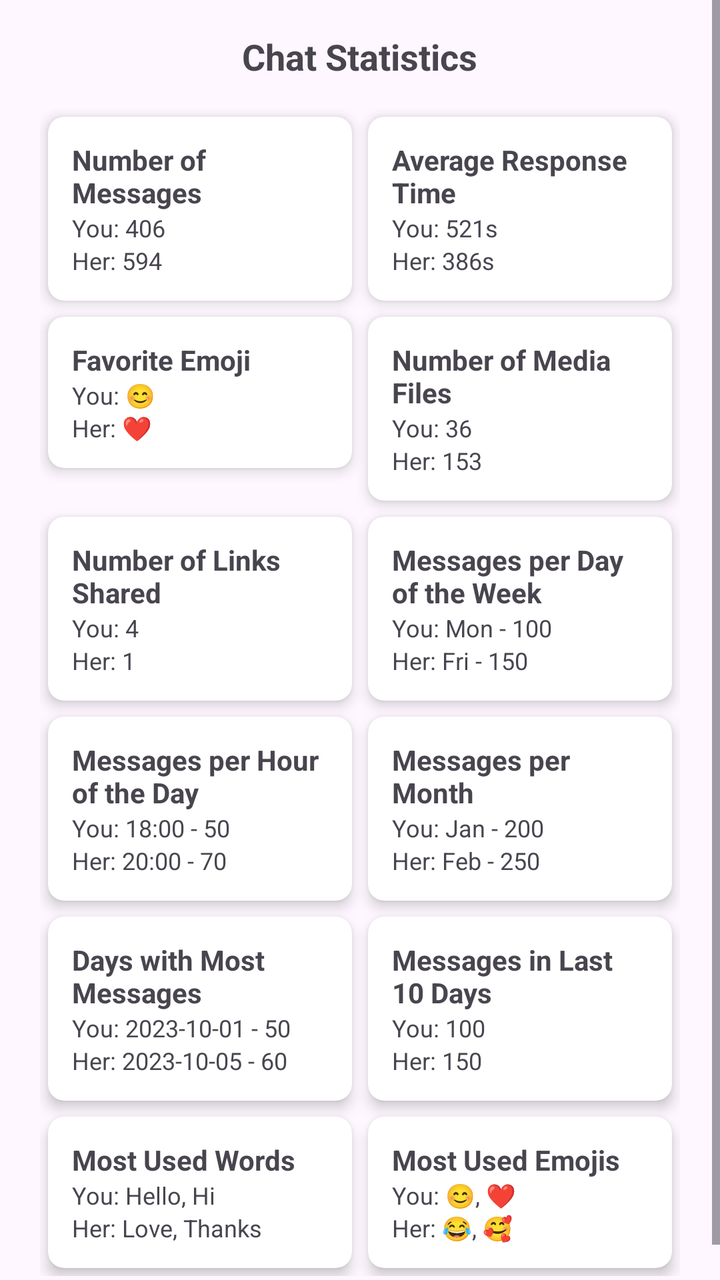
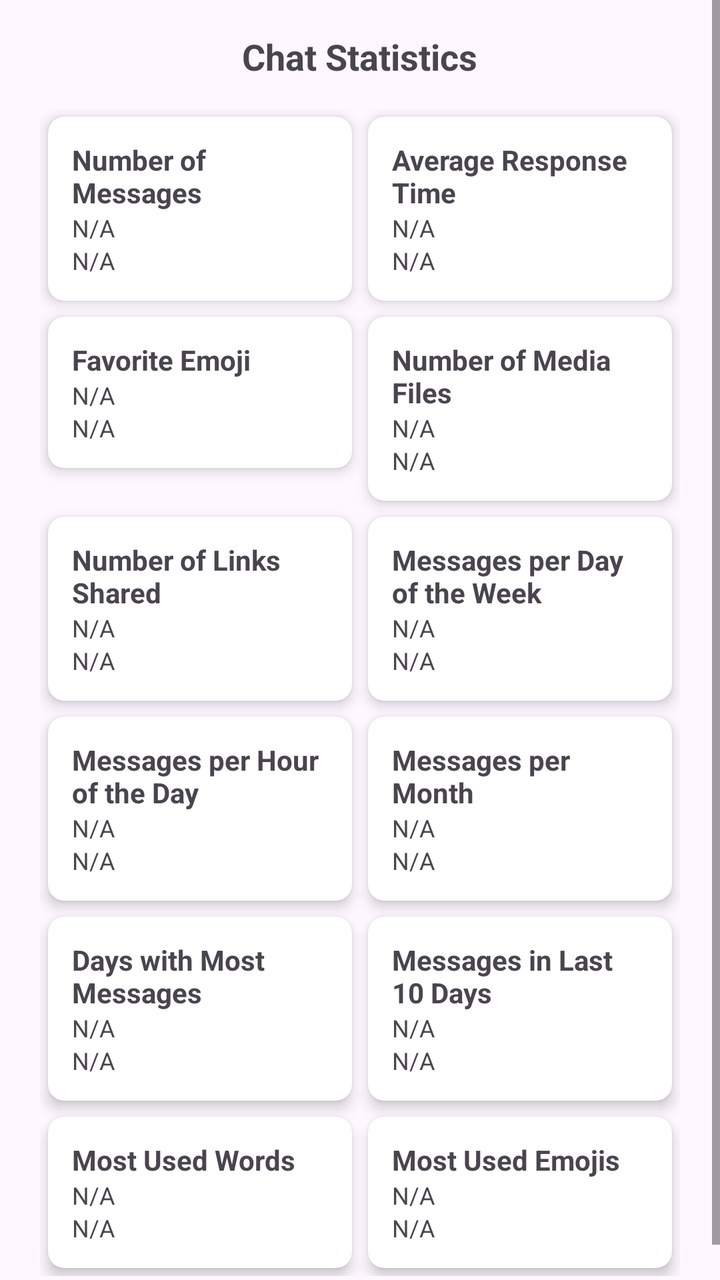

An Android layout rendered at two revisions. The XML below is the earlier revision; the diff shows what the commit changed to produce the second picture.
<!-- AndroidManifest.xml: application theme Theme.Lasttele -->
<!-- res/layout/results_screen.xml -->
<?xml version="1.0" encoding="utf-8"?>
<ScrollView
    xmlns:android="http://schemas.android.com/apk/res/android"
    android:layout_width="match_parent"
    xmlns:app="http://schemas.android.com/apk/res-auto"
    android:layout_height="match_parent"
    android:fillViewport="true">

    <LinearLayout
        android:layout_width="match_parent"
        android:layout_height="wrap_content"
        android:orientation="vertical"
        android:padding="16dp">

        <TextView
            android:layout_width="wrap_content"
            android:layout_height="wrap_content"
            android:text="Chat Statistics"
            android:textSize="18sp"
            android:textStyle="bold"
            android:layout_gravity="center"
            android:paddingBottom="10dp"/>

        <GridLayout
            android:layout_width="match_parent"
            android:layout_height="wrap_content"
            android:columnCount="2"
            android:rowCount="6"
            android:padding="4dp">

            
            <androidx.cardview.widget.CardView
                android:layout_width="0dp"
                android:layout_height="wrap_content"
                android:layout_columnWeight="1"
                android:layout_margin="4dp"
                app:cardCornerRadius="8dp"
                app:cardElevation="4dp">

                <LinearLayout
                    android:layout_width="match_parent"
                    android:layout_height="wrap_content"
                    android:orientation="vertical"
                    android:padding="12dp">

                    <TextView
                        android:layout_width="wrap_content"
                        android:layout_height="wrap_content"
                        android:text="Number of Messages"
                        android:textStyle="bold"
                        android:textSize="14sp"/>

                    <TextView
                        android:id="@+id/yourMessagesTextView"
                        android:layout_width="wrap_content"
                        android:layout_height="wrap_content"
                        android:text="You: 406"
                        android:textSize="12sp"/>

                    <TextView
                        android:id="@+id/herMessagesTextView"
                        android:layout_width="wrap_content"
                        android:layout_height="wrap_content"
                        android:text="Her: 594"
                        android:textSize="12sp"/>
                </LinearLayout>
            </androidx.cardview.widget.CardView>

            
            <androidx.cardview.widget.CardView
                android:layout_width="0dp"
                android:layout_height="wrap_content"
                android:layout_columnWeight="1"
                android:layout_margin="4dp"
                app:cardCornerRadius="8dp"
                app:cardElevation="4dp">

                <LinearLayout
                    android:layout_width="match_parent"
                    android:layout_height="wrap_content"
                    android:orientation="vertical"
                    android:padding="12dp">

                    <TextView
                        android:layout_width="wrap_content"
                        android:layout_height="wrap_content"
                        android:text="Average Response Time"
                        android:textStyle="bold"
                        android:textSize="14sp"/>

                    <TextView
                        android:id="@+id/yourAverageTimeTextView"
                        android:layout_width="wrap_content"
                        android:layout_height="wrap_content"
                        android:text="You: 521s"
                        android:textSize="12sp"/>

                    <TextView
                        android:id="@+id/herAverageTimeTextView"
                        android:layout_width="wrap_content"
                        android:layout_height="wrap_content"
                        android:text="Her: 386s"
                        android:textSize="12sp"/>
                </LinearLayout>
            </androidx.cardview.widget.CardView>

            
            <androidx.cardview.widget.CardView
                android:layout_width="0dp"
                android:layout_height="wrap_content"
                android:layout_columnWeight="1"
                android:layout_margin="4dp"
                app:cardCornerRadius="8dp"
                app:cardElevation="4dp">

                <LinearLayout
                    android:layout_width="match_parent"
                    android:layout_height="wrap_content"
                    android:orientation="vertical"
                    android:padding="12dp">

                    <TextView
                        android:layout_width="wrap_content"
                        android:layout_height="wrap_content"
                        android:text="Favorite Emoji"
                        android:textStyle="bold"
                        android:textSize="14sp"/>

                    <TextView
                        android:id="@+id/yourFavoriteEmojiTextView"
                        android:layout_width="wrap_content"
                        android:layout_height="wrap_content"
                        android:text="You: 😊"
                        android:textSize="12sp"/>

                    <TextView
                        android:id="@+id/herFavoriteEmojiTextView"
                        android:layout_width="wrap_content"
                        android:layout_height="wrap_content"
                        android:text="Her: ❤️"
                        android:textSize="12sp"/>
                </LinearLayout>
            </androidx.cardview.widget.CardView>

            
            <androidx.cardview.widget.CardView
                android:layout_width="0dp"
                android:layout_height="wrap_content"
                android:layout_columnWeight="1"
                android:layout_margin="4dp"
                app:cardCornerRadius="8dp"
                app:cardElevation="4dp">

                <LinearLayout
                    android:layout_width="match_parent"
                    android:layout_height="wrap_content"
                    android:orientation="vertical"
                    android:padding="12dp">

                    <TextView
                        android:layout_width="wrap_content"
                        android:layout_height="wrap_content"
                        android:text="Number of Media Files"
                        android:textStyle="bold"
                        android:textSize="14sp"/>

                    <TextView
                        android:id="@+id/yourMediaFilesTextView"
                        android:layout_width="wrap_content"
                        android:layout_height="wrap_content"
                        android:text="You: 36"
                        android:textSize="12sp"/>

                    <TextView
                        android:id="@+id/herMediaFilesTextView"
                        android:layout_width="wrap_content"
                        android:layout_height="wrap_content"
                        android:text="Her: 153"
                        android:textSize="12sp"/>
                </LinearLayout>
            </androidx.cardview.widget.CardView>

            
            <androidx.cardview.widget.CardView
                android:layout_width="0dp"
                android:layout_height="wrap_content"
                android:layout_columnWeight="1"
                android:layout_margin="4dp"
                app:cardCornerRadius="8dp"
                app:cardElevation="4dp">

                <LinearLayout
                    android:layout_width="match_parent"
                    android:layout_height="wrap_content"
                    android:orientation="vertical"
                    android:padding="12dp">

                    <TextView
                        android:layout_width="wrap_content"
                        android:layout_height="wrap_content"
                        android:text="Number of Links Shared"
                        android:textStyle="bold"
                        android:textSize="14sp"/>

                    <TextView
                        android:id="@+id/yourLinksTextView"
                        android:layout_width="wrap_content"
                        android:layout_height="wrap_content"
                        android:text="You: 4"
                        android:textSize="12sp"/>

                    <TextView
                        android:id="@+id/herLinksTextView"
                        android:layout_width="wrap_content"
                        android:layout_height="wrap_content"
                        android:text="Her: 1"
                        android:textSize="12sp"/>
                </LinearLayout>
            </androidx.cardview.widget.CardView>

            
            <androidx.cardview.widget.CardView
                android:layout_width="0dp"
                android:layout_height="wrap_content"
                android:layout_columnWeight="1"
                android:layout_margin="4dp"
                app:cardCornerRadius="8dp"
                app:cardElevation="4dp">

                <LinearLayout
                    android:layout_width="match_parent"
                    android:layout_height="wrap_content"
                    android:orientation="vertical"
                    android:padding="12dp">

                    <TextView
                        android:layout_width="wrap_content"
                        android:layout_height="wrap_content"
                        android:text="Messages per Day of the Week"
                        android:textStyle="bold"
                        android:textSize="14sp"/>

                    <TextView
                        android:id="@+id/yourDayOfWeekTextView"
                        android:layout_width="wrap_content"
                        android:layout_height="wrap_content"
                        android:text="You: Mon - 100"
                        android:textSize="12sp"/>

                    <TextView
                        android:id="@+id/herDayOfWeekTextView"
                        android:layout_width="wrap_content"
                        android:layout_height="wrap_content"
                        android:text="Her: Fri - 150"
                        android:textSize="12sp"/>
                </LinearLayout>
            </androidx.cardview.widget.CardView>

            
            <androidx.cardview.widget.CardView
                android:layout_width="0dp"
                android:layout_height="wrap_content"
                android:layout_columnWeight="1"
                android:layout_margin="4dp"
                app:cardCornerRadius="8dp"
                app:cardElevation="4dp">

                <LinearLayout
                    android:layout_width="match_parent"
                    android:layout_height="wrap_content"
                    android:orientation="vertical"
                    android:padding="12dp">

                    <TextView
                        android:layout_width="wrap_content"
                        android:layout_height="wrap_content"
                        android:text="Messages per Hour of the Day"
                        android:textStyle="bold"
                        android:textSize="14sp"/>

                    <TextView
                        android:id="@+id/yourHourOfDayTextView"
                        android:layout_width="wrap_content"
                        android:layout_height="wrap_content"
                        android:text="You: 18:00 - 50"
                        android:textSize="12sp"/>

                    <TextView
                        android:id="@+id/herHourOfDayTextView"
                        android:layout_width="wrap_content"
                        android:layout_height="wrap_content"
                        android:text="Her: 20:00 - 70"
                        android:textSize="12sp"/>
                </LinearLayout>
            </androidx.cardview.widget.CardView>

            
            <androidx.cardview.widget.CardView
                android:layout_width="0dp"
                android:layout_height="wrap_content"
                android:layout_columnWeight="1"
                android:layout_margin="4dp"
                app:cardCornerRadius="8dp"
                app:cardElevation="4dp">

                <LinearLayout
                    android:layout_width="match_parent"
                    android:layout_height="wrap_content"
                    android:orientation="vertical"
                    android:padding="12dp">

                    <TextView
                        android:layout_width="wrap_content"
                        android:layout_height="wrap_content"
                        android:text="Messages per Month"
                        android:textStyle="bold"
                        android:textSize="14sp"/>

                    <TextView
                        android:id="@+id/yourMonthTextView"
                        android:layout_width="wrap_content"
                        android:layout_height="wrap_content"
                        android:text="You: Jan - 200"
                        android:textSize="12sp"/>

                    <TextView
                        android:id="@+id/herMonthTextView"
                        android:layout_width="wrap_content"
                        android:layout_height="wrap_content"
                        android:text="Her: Feb - 250"
                        android:textSize="12sp"/>
                </LinearLayout>
            </androidx.cardview.widget.CardView>

            
            <androidx.cardview.widget.CardView
                android:layout_width="0dp"
                android:layout_height="wrap_content"
                android:layout_columnWeight="1"
                android:layout_margin="4dp"
                app:cardCornerRadius="8dp"
                app:cardElevation="4dp">

                <LinearLayout
                    android:layout_width="match_parent"
                    android:layout_height="wrap_content"
                    android:orientation="vertical"
                    android:padding="12dp">

                    <TextView
                        android:layout_width="wrap_content"
                        android:layout_height="wrap_content"
                        android:text="Days with Most Messages"
                        android:textStyle="bold"
                        android:textSize="14sp"/>

                    <TextView
                        android:id="@+id/yourDaysMostMessagesTextView"
                        android:layout_width="wrap_content"
                        android:layout_height="wrap_content"
                        android:text="You: 2023-10-01 - 50"
                        android:textSize="12sp"/>

                    <TextView
                        android:id="@+id/herDaysMostMessagesTextView"
                        android:layout_width="wrap_content"
                        android:layout_height="wrap_content"
                        android:text="Her: 2023-10-05 - 60"
                        android:textSize="12sp"/>
                </LinearLayout>
            </androidx.cardview.widget.CardView>

            
            <androidx.cardview.widget.CardView
                android:layout_width="0dp"
                android:layout_height="wrap_content"
                android:layout_columnWeight="1"
                android:layout_margin="4dp"
                app:cardCornerRadius="8dp"
                app:cardElevation="4dp">

                <LinearLayout
                    android:layout_width="match_parent"
                    android:layout_height="wrap_content"
                    android:orientation="vertical"
                    android:padding="12dp">

                    <TextView
                        android:layout_width="wrap_content"
                        android:layout_height="wrap_content"
                        android:text="Messages in Last 10 Days"
                        android:textStyle="bold"
                        android:textSize="14sp"/>

                    <TextView
                        android:id="@+id/yourLast10DaysTextView"
                        android:layout_width="wrap_content"
                        android:layout_height="wrap_content"
                        android:text="You: 100"
                        android:textSize="12sp"/>

                    <TextView
                        android:id="@+id/herLast10DaysTextView"
                        android:layout_width="wrap_content"
                        android:layout_height="wrap_content"
                        android:text="Her: 150"
                        android:textSize="12sp"/>
                </LinearLayout>
            </androidx.cardview.widget.CardView>

            
            <androidx.cardview.widget.CardView
                android:layout_width="0dp"
                android:layout_height="wrap_content"
                android:layout_columnWeight="1"
                android:layout_margin="4dp"
                app:cardCornerRadius="8dp"
                app:cardElevation="4dp">

                <LinearLayout
                    android:layout_width="match_parent"
                    android:layout_height="wrap_content"
                    android:orientation="vertical"
                    android:padding="12dp">

                    <TextView
                        android:layout_width="wrap_content"
                        android:layout_height="wrap_content"
                        android:text="Most Used Words"
                        android:textStyle="bold"
                        android:textSize="14sp"/>

                    <TextView
                        android:id="@+id/yourMostUsedWordsTextView"
                        android:layout_width="wrap_content"
                        android:layout_height="wrap_content"
                        android:text="You: Hello, Hi"
                        android:textSize="12sp"/>

                    <TextView
                        android:id="@+id/herMostUsedWordsTextView"
                        android:layout_width="wrap_content"
                        android:layout_height="wrap_content"
                        android:text="Her: Love, Thanks"
                        android:textSize="12sp"/>
                </LinearLayout>
            </androidx.cardview.widget.CardView>

            
            <androidx.cardview.widget.CardView
                android:layout_width="0dp"
                android:layout_height="wrap_content"
                android:layout_columnWeight="1"
                android:layout_margin="4dp"
                app:cardCornerRadius="8dp"
                app:cardElevation="4dp">

                <LinearLayout
                    android:layout_width="match_parent"
                    android:layout_height="wrap_content"
                    android:orientation="vertical"
                    android:padding="12dp">

                    <TextView
                        android:layout_width="wrap_content"
                        android:layout_height="wrap_content"
                        android:text="Most Used Emojis"
                        android:textStyle="bold"
                        android:textSize="14sp"/>

                    <TextView
                        android:id="@+id/yourMostUsedEmojisTextView"
                        android:layout_width="wrap_content"
                        android:layout_height="wrap_content"
                        android:text="You: 😊, ❤️"
                        android:textSize="12sp"/>

                    <TextView
                        android:id="@+id/herMostUsedEmojisTextView"
                        android:layout_width="wrap_content"
                        android:layout_height="wrap_content"
                        android:text="Her: 😂, 🥰"
                        android:textSize="12sp"/>
                </LinearLayout>
            </androidx.cardview.widget.CardView>

        </GridLayout>

    </LinearLayout>

</ScrollView>
<!-- resources referenced by this layout -->
<resources>
  <style name="Theme.Lasttele" parent="Base.Theme.Lasttele" />
  <style name="Base.Theme.Lasttele" parent="Theme.Material3.DayNight.NoActionBar">
          
  
          
      </style>
</resources>

<!-- the commit's change to res/layout/results_screen.xml (unified diff, before → after) -->
@@ -54,14 +54,14 @@
                         android:id="@+id/yourMessagesTextView"
                         android:layout_width="wrap_content"
                         android:layout_height="wrap_content"
-                        android:text="You: 406"
+                        android:text="N/A"
                         android:textSize="12sp"/>
 
                     <TextView
                         android:id="@+id/herMessagesTextView"
                         android:layout_width="wrap_content"
                         android:layout_height="wrap_content"
-                        android:text="Her: 594"
+                        android:text="N/A"
                         android:textSize="12sp"/>
                 </LinearLayout>
             </androidx.cardview.widget.CardView>
@@ -92,14 +92,14 @@
                         android:id="@+id/yourAverageTimeTextView"
                         android:layout_width="wrap_content"
                         android:layout_height="wrap_content"
-                        android:text="You: 521s"
+                        android:text="N/A"
                         android:textSize="12sp"/>
 
                     <TextView
                         android:id="@+id/herAverageTimeTextView"
                         android:layout_width="wrap_content"
                         android:layout_height="wrap_content"
-                        android:text="Her: 386s"
+                        android:text="N/A"
                         android:textSize="12sp"/>
                 </LinearLayout>
             </androidx.cardview.widget.CardView>
@@ -130,14 +130,14 @@
                         android:id="@+id/yourFavoriteEmojiTextView"
                         android:layout_width="wrap_content"
                         android:layout_height="wrap_content"
-                        android:text="You: 😊"
+                        android:text="N/A"
                         android:textSize="12sp"/>
 
                     <TextView
                         android:id="@+id/herFavoriteEmojiTextView"
                         android:layout_width="wrap_content"
                         android:layout_height="wrap_content"
-                        android:text="Her: ❤️"
+                        android:text="N/A"
                         android:textSize="12sp"/>
                 </LinearLayout>
             </androidx.cardview.widget.CardView>
@@ -168,14 +168,14 @@
                         android:id="@+id/yourMediaFilesTextView"
                         android:layout_width="wrap_content"
                         android:layout_height="wrap_content"
-                        android:text="You: 36"
+                        android:text="N/A"
                         android:textSize="12sp"/>
 
                     <TextView
                         android:id="@+id/herMediaFilesTextView"
                         android:layout_width="wrap_content"
                         android:layout_height="wrap_content"
-                        android:text="Her: 153"
+                        android:text="N/A"
                         android:textSize="12sp"/>
                 </LinearLayout>
             </androidx.cardview.widget.CardView>
@@ -206,14 +206,14 @@
                         android:id="@+id/yourLinksTextView"
                         android:layout_width="wrap_content"
                         android:layout_height="wrap_content"
-                        android:text="You: 4"
+                        android:text="N/A"
                         android:textSize="12sp"/>
 
                     <TextView
                         android:id="@+id/herLinksTextView"
                         android:layout_width="wrap_content"
                         android:layout_height="wrap_content"
-                        android:text="Her: 1"
+                        android:text="N/A"
                         android:textSize="12sp"/>
                 </LinearLayout>
             </androidx.cardview.widget.CardView>
@@ -244,14 +244,14 @@
                         android:id="@+id/yourDayOfWeekTextView"
                         android:layout_width="wrap_content"
                         android:layout_height="wrap_content"
-                        android:text="You: Mon - 100"
+                        android:text="N/A"
                         android:textSize="12sp"/>
 
                     <TextView
                         android:id="@+id/herDayOfWeekTextView"
                         android:layout_width="wrap_content"
                         android:layout_height="wrap_content"
-                        android:text="Her: Fri - 150"
+                        android:text="N/A"
                         android:textSize="12sp"/>
                 </LinearLayout>
             </androidx.cardview.widget.CardView>
@@ -282,14 +282,14 @@
                         android:id="@+id/yourHourOfDayTextView"
                         android:layout_width="wrap_content"
                         android:layout_height="wrap_content"
-                        android:text="You: 18:00 - 50"
+                        android:text="N/A"
                         android:textSize="12sp"/>
 
                     <TextView
                         android:id="@+id/herHourOfDayTextView"
                         android:layout_width="wrap_content"
                         android:layout_height="wrap_content"
-                        android:text="Her: 20:00 - 70"
+                        android:text="N/A"
                         android:textSize="12sp"/>
                 </LinearLayout>
             </androidx.cardview.widget.CardView>
@@ -320,14 +320,14 @@
                         android:id="@+id/yourMonthTextView"
                         android:layout_width="wrap_content"
                         android:layout_height="wrap_content"
-                        android:text="You: Jan - 200"
+                        android:text="N/A"
                         android:textSize="12sp"/>
 
                     <TextView
                         android:id="@+id/herMonthTextView"
                         android:layout_width="wrap_content"
                         android:layout_height="wrap_content"
-                        android:text="Her: Feb - 250"
+                        android:text="N/A"
                         android:textSize="12sp"/>
                 </LinearLayout>
             </androidx.cardview.widget.CardView>
@@ -358,14 +358,14 @@
                         android:id="@+id/yourDaysMostMessagesTextView"
                         android:layout_width="wrap_content"
                         android:layout_height="wrap_content"
-                        android:text="You: 2023-10-01 - 50"
+                        android:text="N/A"
                         android:textSize="12sp"/>
 
                     <TextView
                         android:id="@+id/herDaysMostMessagesTextView"
                         android:layout_width="wrap_content"
                         android:layout_height="wrap_content"
-                        android:text="Her: 2023-10-05 - 60"
+                        android:text="N/A"
                         android:textSize="12sp"/>
                 </LinearLayout>
             </androidx.cardview.widget.CardView>
@@ -396,14 +396,14 @@
                         android:id="@+id/yourLast10DaysTextView"
                         android:layout_width="wrap_content"
                         android:layout_height="wrap_content"
-                        android:text="You: 100"
+                        android:text="N/A"
                         android:textSize="12sp"/>
 
                     <TextView
                         android:id="@+id/herLast10DaysTextView"
                         android:layout_width="wrap_content"
                         android:layout_height="wrap_content"
-                        android:text="Her: 150"
+                        android:text="N/A"
                         android:textSize="12sp"/>
                 </LinearLayout>
             </androidx.cardview.widget.CardView>
@@ -434,14 +434,14 @@
                         android:id="@+id/yourMostUsedWordsTextView"
                         android:layout_width="wrap_content"
                         android:layout_height="wrap_content"
-                        android:text="You: Hello, Hi"
+                        android:text="N/A"
                         android:textSize="12sp"/>
 
                     <TextView
                         android:id="@+id/herMostUsedWordsTextView"
                         android:layout_width="wrap_content"
                         android:layout_height="wrap_content"
-                        android:text="Her: Love, Thanks"
+                        android:text="N/A"
                         android:textSize="12sp"/>
                 </LinearLayout>
             </androidx.cardview.widget.CardView>
@@ -472,14 +472,14 @@
                         android:id="@+id/yourMostUsedEmojisTextView"
                         android:layout_width="wrap_content"
                         android:layout_height="wrap_content"
-                        android:text="You: 😊, ❤️"
+                        android:text="N/A"
                         android:textSize="12sp"/>
 
                     <TextView
                         android:id="@+id/herMostUsedEmojisTextView"
                         android:layout_width="wrap_content"
                         android:layout_height="wrap_content"
-                        android:text="Her: 😂, 🥰"
+                        android:text="N/A"
                         android:textSize="12sp"/>
                 </LinearLayout>
             </androidx.cardview.widget.CardView>
